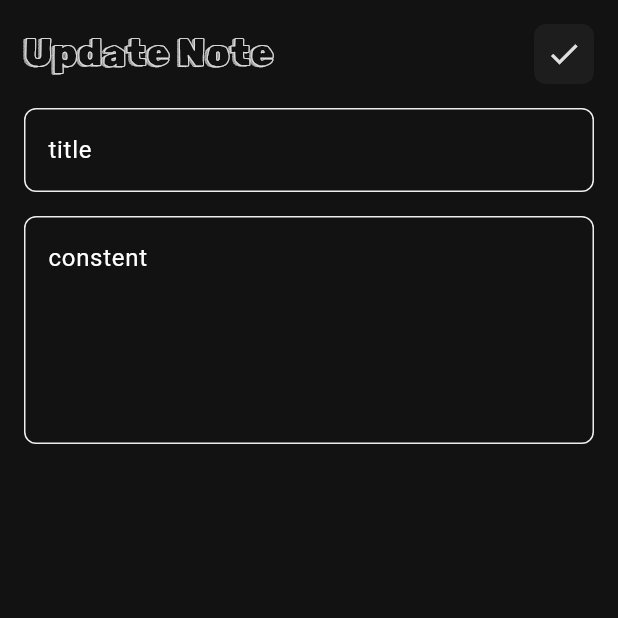
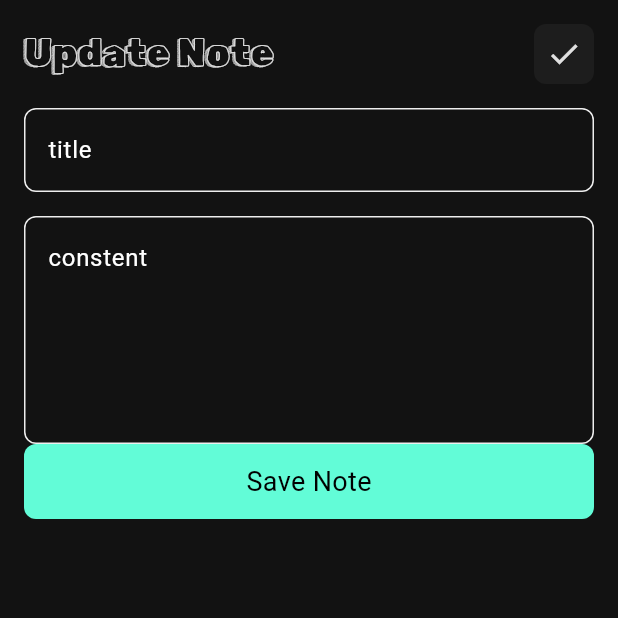
Before and after one commit to Waheed-Ashraf/Note-App, a Flutter app: the UpdateNoteView screen opened directly, on a phone screen of 412 x 824 dp, the top half of it. Run offline on Flutter 3.47's test engine with Material 3 defaults, Android fonts, the phone set to English and light mode, and no system bars; our stand-ins replace hive, hive_flutter; accounts and stored records are empty.

Commit message:
adding validation to bottom sheet form and update note form

```diff
--- a/lib/views/update_note_view.dart
+++ b/lib/views/update_note_view.dart
@@ -1,5 +1,6 @@
 import 'package:flutter/material.dart';
 import 'package:note_app/widgets/custom_appbar.dart';
+import 'package:note_app/widgets/custom_button.dart';
 import 'package:note_app/widgets/custom_text_field.dart';
 
 class UpdateNoteView extends StatelessWidget {
@@ -23,11 +24,7 @@ class UpdateNoteView extends StatelessWidget {
               const SizedBox(
                 height: 16,
               ),
-              const CustomTextField(hint: 'title', maxLines: 1),
-              const SizedBox(
-                height: 16,
-              ),
-              const CustomTextField(hint: 'constent', maxLines: 5),
+              const CustomUpdateNoteForm(),
             ],
           ),
         ),
@@ -35,3 +32,55 @@ class UpdateNoteView extends StatelessWidget {
     );
   }
 }
+
+class CustomUpdateNoteForm extends StatefulWidget {
+  const CustomUpdateNoteForm({super.key});
+
+  @override
+  State<CustomUpdateNoteForm> createState() => _CustomUpdateNoteFormState();
+}
+
+class _CustomUpdateNoteFormState extends State<CustomUpdateNoteForm> {
+  final GlobalKey<FormState> formKey = GlobalKey();
+  AutovalidateMode autovalidateMode = AutovalidateMode.disabled;
+  String? title, subtitle;
+  @override
+  Widget build(BuildContext context) {
+    return Form(
+      key: formKey,
+      child: Column(
+        children: [
+          CustomTextField(
+              onSaved: (value) {
+                title = value;
+              },
+              hint: 'title',
+              maxLines: 1),
+          const SizedBox(
+            height: 16,
+          ),
+          CustomTextField(
+              onSaved: (value) {
+                subtitle = value;
+              },
+              hint: 'constent',
+              maxLines: 5),
+          CustomButton(
+            onTap: () {
+              if (formKey.currentState!.validate()) {
+                formKey.currentState!.save();
+              } else {
+                autovalidateMode = AutovalidateMode.always;
+
+                setState(() {});
+              }
+            },
+          ),
+          const SizedBox(
+            height: 16,
+          ),
+        ],
+      ),
+    );
+  }
+}
--- a/lib/widgets/custom_button.dart
+++ b/lib/widgets/custom_button.dart
@@ -1,11 +1,13 @@
 import 'package:flutter/material.dart';
 
 class CustomButton extends StatelessWidget {
-  const CustomButton({super.key});
-
+  const CustomButton({super.key, required this.onTap});
+  final void Function()? onTap;
   @override
   Widget build(BuildContext context) {
-    return Container(
+    return GestureDetector(
+      onTap: onTap,
+      child: Container(
         width: MediaQuery.of(context).size.width,
         height: 50,
         decoration: BoxDecoration(
@@ -21,6 +23,7 @@ class CustomButton extends StatelessWidget {
             ),
           ),
         ),
+      ),
     );
   }
 }
--- a/lib/widgets/custom_text_field.dart
+++ b/lib/widgets/custom_text_field.dart
@@ -5,12 +5,22 @@ class CustomTextField extends StatelessWidget {
     super.key,
     required this.hint,
     required this.maxLines,
+    required this.onSaved,
   });
   final String hint;
   final int maxLines;
+  final void Function(String?)? onSaved;
   @override
   Widget build(BuildContext context) {
-    return TextField(
+    return TextFormField(
+      onSaved: onSaved,
+      validator: (value) {
+        if (value?.isEmpty ?? true) {
+          return "This field is required";
+        } else {
+          return null;
+        }
+      },
       cursorColor: Theme.of(context).colorScheme.secondary,
       maxLines: maxLines,
       decoration: InputDecoration(
```
Also changed, not shown: lib/widgets/bottom_sheet_container.dart (+62 -25 lines). Lines whose indentation alone changed are shown as unchanged.
